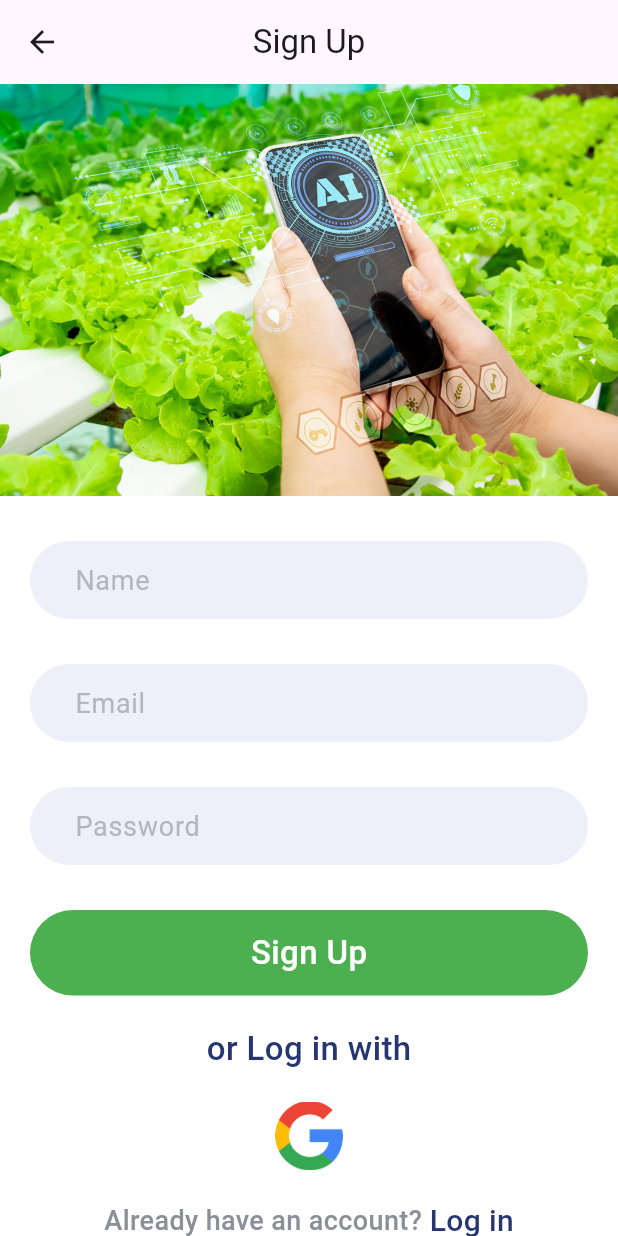
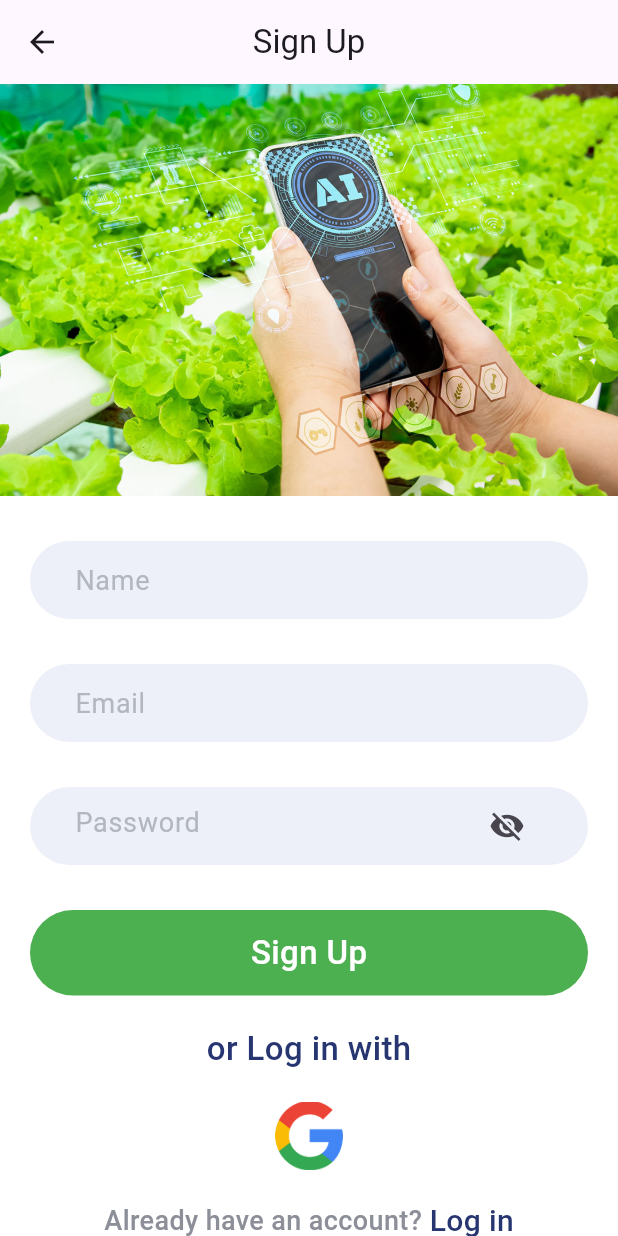
Before and after one commit to mwayandau1/farm_well, a Flutter app: the screen it shows after launch, after a tap on "Sign up", on a phone screen of 412 x 824 dp. Run offline on Flutter 3.47's test engine with Material 3 defaults, Android fonts, the phone set to English and light mode, and no system bars; our stand-ins replace carousel_slider, cloud_firestore, firebase_auth, firebase_core, firebase_storage, google_sign_in and 1 more; accounts and stored records are empty.

Commit message:
Added view password functionality to both login and sigup pages

```diff
--- a/lib/screens/login.dart
+++ b/lib/screens/login.dart
@@ -24,6 +24,8 @@ class _LogInState extends State<LogIn> {
   final _formKey = GlobalKey<FormState>();
 
   bool isLoading = false;
+  bool _obscureText = true; // Track password visibility
+
   userLogin() async {
     setState(() {
       isLoading = true;
@@ -120,12 +122,24 @@ class _LogInState extends State<LogIn> {
                             }
                             return null;
                           },
-                          decoration: const InputDecoration(
+                          obscureText: _obscureText, // Bind to _obscureText
+                          decoration: InputDecoration(
                               border: InputBorder.none,
                               hintText: "Password",
-                              hintStyle: TextStyle(
-                                  color: Color(0xFFb2b7bf), fontSize: 18.0)),
-                          obscureText: true,
+                              hintStyle: const TextStyle(
+                                  color: Color(0xFFb2b7bf), fontSize: 18.0),
+                              suffixIcon: IconButton(
+                                icon: Icon(
+                                  _obscureText
+                                      ? Icons.visibility_off
+                                      : Icons.visibility,
+                                ),
+                                onPressed: () {
+                                  setState(() {
+                                    _obscureText = !_obscureText;
+                                  });
+                                },
+                              )),
                         ),
                       ),
                       const SizedBox(
--- a/lib/screens/signup.dart
+++ b/lib/screens/signup.dart
@@ -20,6 +20,7 @@ class _SignUpState extends State<SignUp> {
 
   final _formkey = GlobalKey<FormState>();
   bool isLoading = false;
+  bool _obscureText = true; // Track password visibility
 
   registration() async {
     setState(() {
@@ -155,12 +156,24 @@ class _SignUpState extends State<SignUp> {
                             return null;
                           },
                           controller: passwordcontroller,
-                          decoration: const InputDecoration(
+                          obscureText: _obscureText, // Bind to _obscureText
+                          decoration: InputDecoration(
                               border: InputBorder.none,
                               hintText: "Password",
-                              hintStyle: TextStyle(
-                                  color: Color(0xFFb2b7bf), fontSize: 18.0)),
-                          obscureText: true,
+                              hintStyle: const TextStyle(
+                                  color: Color(0xFFb2b7bf), fontSize: 18.0),
+                              suffixIcon: IconButton(
+                                icon: Icon(
+                                  _obscureText
+                                      ? Icons.visibility_off
+                                      : Icons.visibility,
+                                ),
+                                onPressed: () {
+                                  setState(() {
+                                    _obscureText = !_obscureText;
+                                  });
+                                },
+                              )),
                         ),
                       ),
                       const SizedBox(
```
